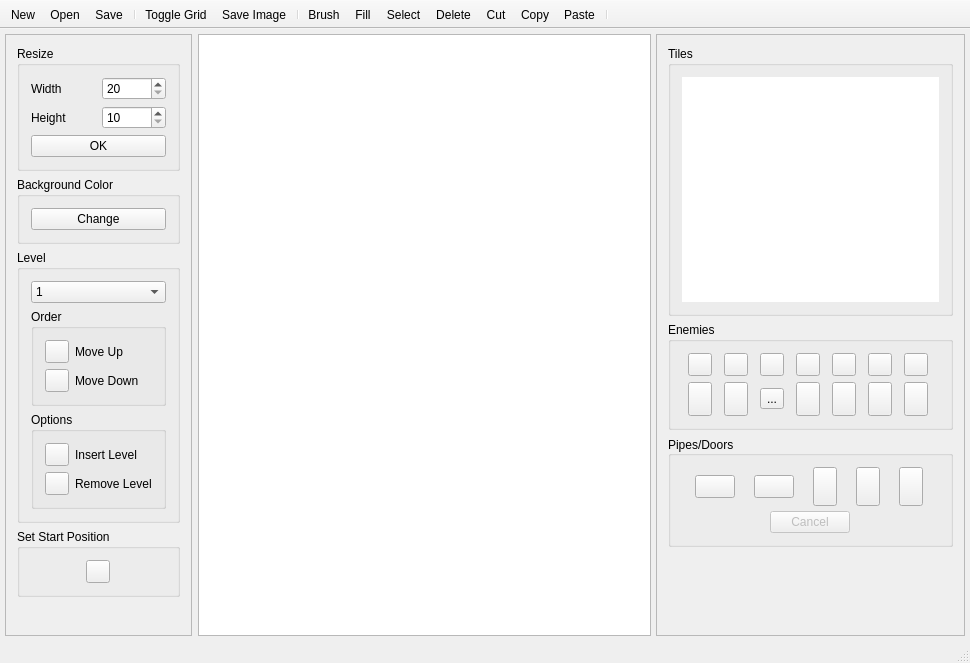
First picture: the form in src/mainwindow.ui, repository mateoconlechuga/oiram-editor, before the edit.
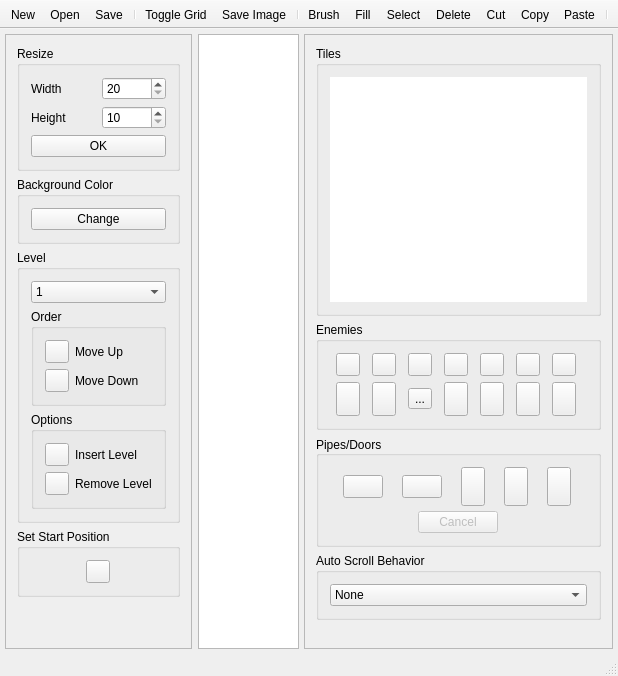
Second picture: the form after the edit. Icons and pictures are not drawn. Custom widgets are drawn as their Qt base class.

The edit to the form file:
```diff
--- a/src/mainwindow.ui
+++ b/src/mainwindow.ui
@@ -6,8 +6,8 @@
    <rect>
     <x>0</x>
     <y>0</y>
-    <width>970</width>
-    <height>663</height>
+    <width>618</width>
+    <height>676</height>
    </rect>
   </property>
   <property name="acceptDrops">
@@ -738,6 +738,34 @@
          </layout>
         </widget>
        </item>
+       <item>
+        <widget class="QGroupBox" name="groupScroll">
+         <property name="title">
+          <string>Auto Scroll Behavior</string>
+         </property>
+         <layout class="QHBoxLayout" name="horizontalLayout_6">
+          <item>
+           <widget class="QComboBox" name="comboScroll">
+            <item>
+             <property name="text">
+              <string>None</string>
+             </property>
+            </item>
+            <item>
+             <property name="text">
+              <string>Right</string>
+             </property>
+            </item>
+            <item>
+             <property name="text">
+              <string>Left</string>
+             </property>
+            </item>
+           </widget>
+          </item>
+         </layout>
+        </widget>
+       </item>
        <item>
         <spacer name="verticalSpacer2">
          <property name="orientation">
```
